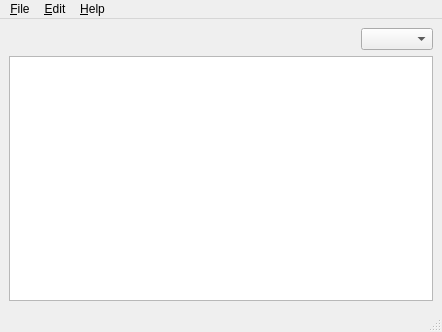
This is mainwindow.ui in easai/Numbers as Qt 5 draws it before an edit. The edited form follows.
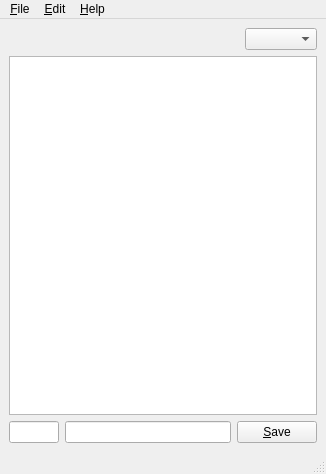
This is the edited form.

```diff
--- a/mainwindow.ui
+++ b/mainwindow.ui
@@ -6,8 +6,8 @@
    <rect>
     <x>0</x>
     <y>0</y>
-    <width>442</width>
-    <height>332</height>
+    <width>326</width>
+    <height>474</height>
    </rect>
   </property>
   <property name="windowTitle">
@@ -38,6 +38,30 @@
     <item>
      <widget class="QTableWidget" name="tableWidget"/>
     </item>
+    <item>
+     <layout class="QHBoxLayout" name="horizontalLayout_2">
+      <item>
+       <widget class="QLineEdit" name="lineEdit_num">
+        <property name="maximumSize">
+         <size>
+          <width>50</width>
+          <height>16777215</height>
+         </size>
+        </property>
+       </widget>
+      </item>
+      <item>
+       <widget class="QLineEdit" name="lineEdit_exp"/>
+      </item>
+      <item>
+       <widget class="QPushButton" name="pushButton_save">
+        <property name="text">
+         <string>&amp;Save</string>
+        </property>
+       </widget>
+      </item>
+     </layout>
+    </item>
    </layout>
   </widget>
   <widget class="QMenuBar" name="menubar">
@@ -45,7 +69,7 @@
     <rect>
      <x>0</x>
      <y>0</y>
-     <width>442</width>
+     <width>326</width>
      <height>21</height>
     </rect>
    </property>
```
